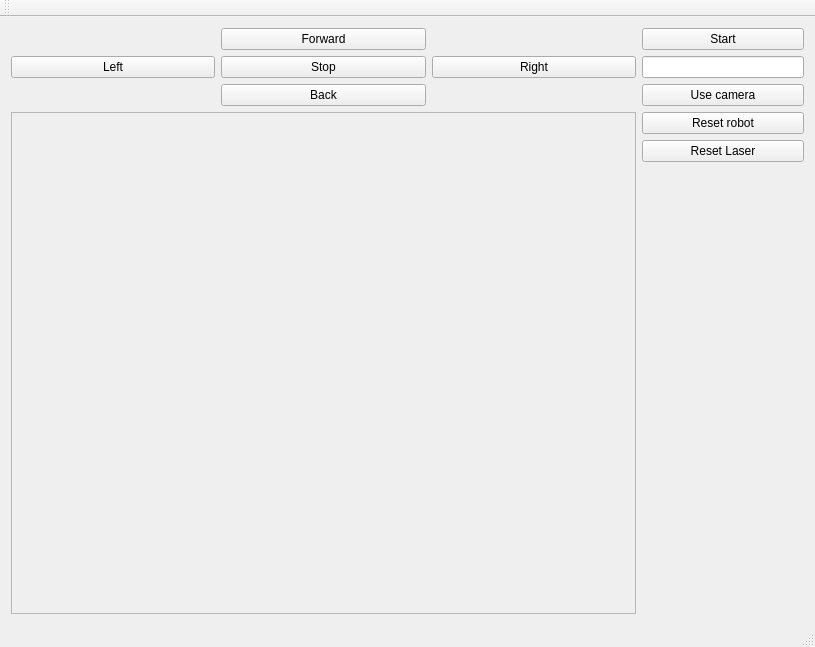
Above: demoRMR-all-all-in_with_skeleton/demoRMR/mainwindow.ui from Gondor-G/HMI before the change. Below: the same form after it.
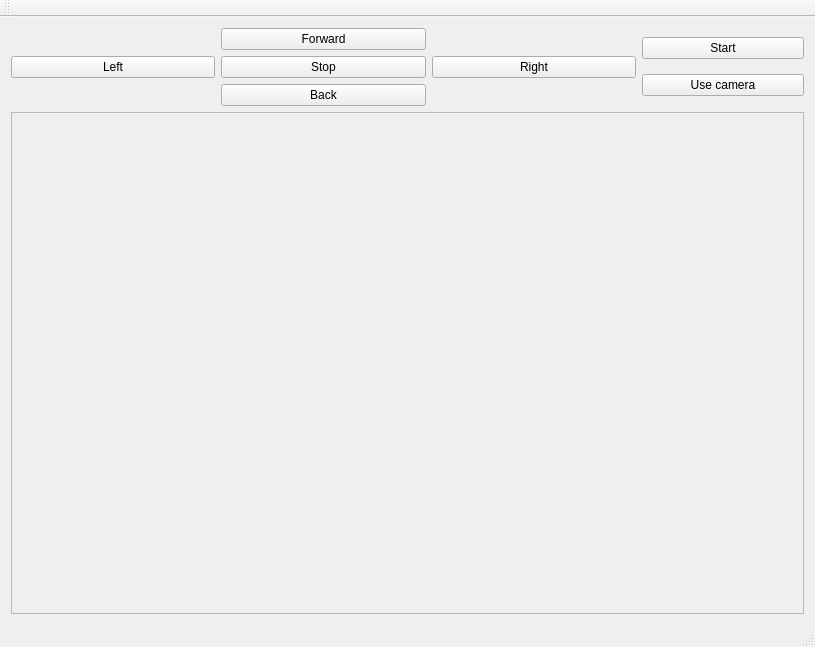
That is the form after the change.

Commit message: First adjastment of gui windov

Patch:
```diff
--- a/demoRMR-all-all-in_with_skeleton/demoRMR/mainwindow.ui
+++ b/demoRMR-all-all-in_with_skeleton/demoRMR/mainwindow.ui
@@ -15,28 +15,6 @@
   </property>
   <widget class="QWidget" name="centralWidget">
    <layout class="QGridLayout" name="gridLayout">
-    <item row="2" column="0">
-     <widget class="QFrame" name="frame">
-      <property name="sizePolicy">
-       <sizepolicy hsizetype="MinimumExpanding" vsizetype="Expanding">
-        <horstretch>0</horstretch>
-        <verstretch>0</verstretch>
-       </sizepolicy>
-      </property>
-      <property name="minimumSize">
-       <size>
-        <width>600</width>
-        <height>450</height>
-       </size>
-      </property>
-      <property name="frameShape">
-       <enum>QFrame::StyledPanel</enum>
-      </property>
-      <property name="frameShadow">
-       <enum>QFrame::Raised</enum>
-      </property>
-     </widget>
-    </item>
     <item row="1" column="1">
      <layout class="QVBoxLayout" name="verticalLayout">
       <item>
@@ -58,22 +36,6 @@
         </property>
        </widget>
       </item>
-      <item>
-       <widget class="QLineEdit" name="lineEdit">
-        <property name="sizePolicy">
-         <sizepolicy hsizetype="Fixed" vsizetype="Fixed">
-          <horstretch>0</horstretch>
-          <verstretch>0</verstretch>
-         </sizepolicy>
-        </property>
-        <property name="minimumSize">
-         <size>
-          <width>162</width>
-          <height>0</height>
-         </size>
-        </property>
-       </widget>
-      </item>
       <item>
        <widget class="QPushButton" name="pushButton">
         <property name="sizePolicy">
@@ -97,32 +59,6 @@
     </item>
     <item row="1" column="0">
      <layout class="QGridLayout" name="gridLayout_2">
-      <item row="1" column="2">
-       <widget class="QPushButton" name="pushButton_5">
-        <property name="sizePolicy">
-         <sizepolicy hsizetype="Expanding" vsizetype="Fixed">
-          <horstretch>0</horstretch>
-          <verstretch>0</verstretch>
-         </sizepolicy>
-        </property>
-        <property name="text">
-         <string>Right</string>
-        </property>
-       </widget>
-      </item>
-      <item row="0" column="1">
-       <widget class="QPushButton" name="pushButton_2">
-        <property name="sizePolicy">
-         <sizepolicy hsizetype="Expanding" vsizetype="Fixed">
-          <horstretch>0</horstretch>
-          <verstretch>0</verstretch>
-         </sizepolicy>
-        </property>
-        <property name="text">
-         <string>Forward</string>
-        </property>
-       </widget>
-      </item>
       <item row="1" column="0">
        <widget class="QPushButton" name="pushButton_6">
         <property name="sizePolicy">
@@ -162,65 +98,55 @@
         </property>
        </widget>
       </item>
-     </layout>
-    </item>
-    <item row="2" column="1">
-     <layout class="QVBoxLayout" name="verticalLayout_2">
-      <item>
-       <widget class="QPushButton" name="pushButton_8">
+      <item row="0" column="1">
+       <widget class="QPushButton" name="pushButton_2">
         <property name="sizePolicy">
-         <sizepolicy hsizetype="Fixed" vsizetype="Fixed">
+         <sizepolicy hsizetype="Expanding" vsizetype="Fixed">
           <horstretch>0</horstretch>
           <verstretch>0</verstretch>
          </sizepolicy>
         </property>
-        <property name="minimumSize">
-         <size>
-          <width>162</width>
-          <height>0</height>
-         </size>
-        </property>
         <property name="text">
-         <string>Reset robot</string>
+         <string>Forward</string>
         </property>
        </widget>
       </item>
-      <item>
-       <widget class="QPushButton" name="pushButton_7">
+      <item row="1" column="2">
+       <widget class="QPushButton" name="pushButton_5">
         <property name="sizePolicy">
-         <sizepolicy hsizetype="Fixed" vsizetype="Fixed">
+         <sizepolicy hsizetype="Expanding" vsizetype="Fixed">
           <horstretch>0</horstretch>
           <verstretch>0</verstretch>
          </sizepolicy>
         </property>
-        <property name="minimumSize">
-         <size>
-          <width>162</width>
-          <height>0</height>
-         </size>
-        </property>
         <property name="text">
-         <string>Reset Laser</string>
+         <string>Right</string>
         </property>
        </widget>
       </item>
-      <item>
-       <spacer name="verticalSpacer">
-        <property name="orientation">
-         <enum>Qt::Vertical</enum>
-        </property>
-        <property name="sizeHint" stdset="0">
+     </layout>
+    </item>
+    <item row="2" column="0" colspan="2">
+     <widget class="QFrame" name="frame">
+      <property name="sizePolicy">
+       <sizepolicy hsizetype="MinimumExpanding" vsizetype="Expanding">
+        <horstretch>0</horstretch>
+        <verstretch>0</verstretch>
+       </sizepolicy>
+      </property>
+      <property name="minimumSize">
          <size>
-          <width>20</width>
-          <height>40</height>
-         </size>
-        </property>
-       </spacer>
-      </item>
-      <item>
-       <layout class="QGridLayout" name="gridLayout_3"/>
-      </item>
-     </layout>
+        <width>600</width>
+        <height>450</height>
+       </size>
+      </property>
+      <property name="frameShape">
+       <enum>QFrame::StyledPanel</enum>
+      </property>
+      <property name="frameShadow">
+       <enum>QFrame::Raised</enum>
+      </property>
+     </widget>
     </item>
    </layout>
   </widget>
```
Lines whose indentation alone changed are shown as unchanged. The commit also changes 1 other file.
